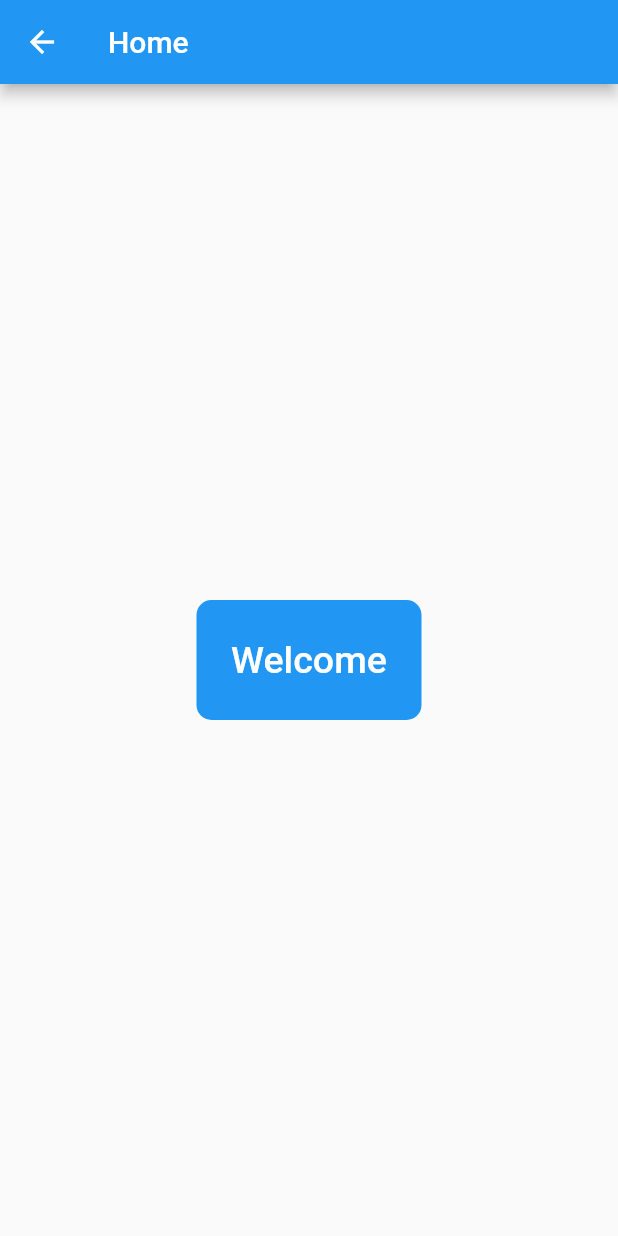
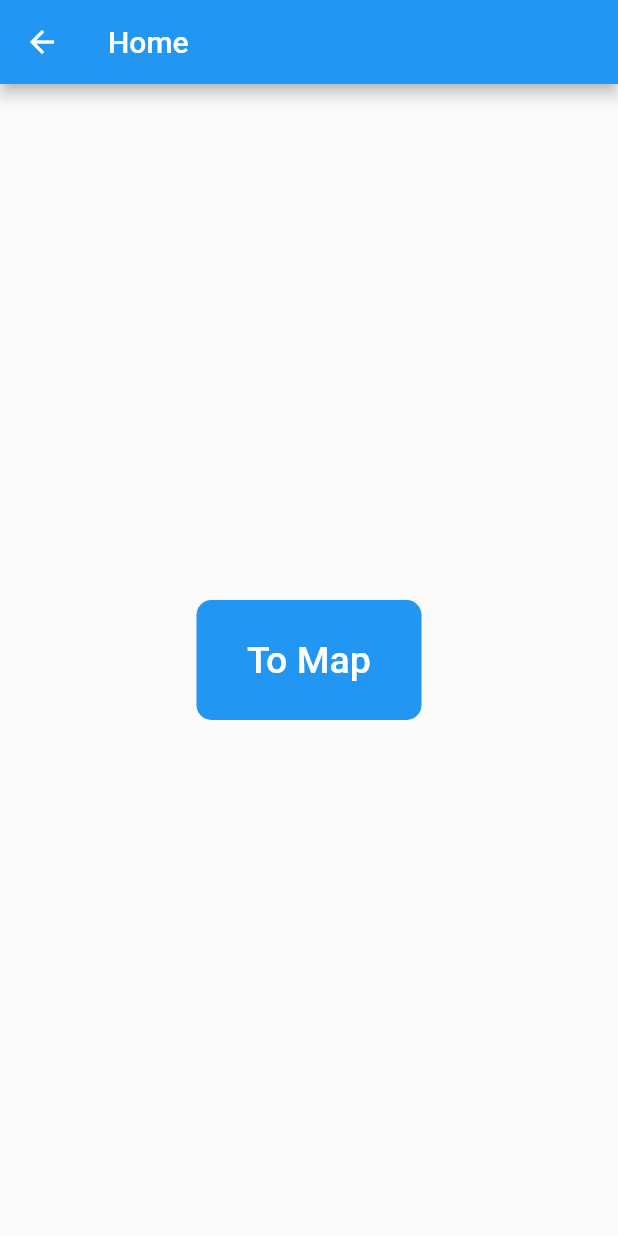
Before and after one commit to 2davecollins/flutter_basic_app, a Flutter app: the HomePage screen opened directly, on a phone screen of 412 x 824 dp. Run offline on Flutter 3.47's test engine with Material 2 defaults, Android fonts, the phone set to English and light mode, and no system bars; our stand-ins replace flutter_map, latlong2; missing offline and left inert: syncfusion_flutter_maps.

Commit message:
changed message home page

```diff
--- a/lib/HomePage.dart
+++ b/lib/HomePage.dart
@@ -25,7 +25,7 @@ class _HomePageState extends State<HomePage> {
                       context, MaterialPageRoute(builder: (_) => LocalmapPage()));
             },
             child: Text(
-              'Welcome',
+              'To Map',
               style: TextStyle(color: Colors.white, fontSize: 25),
             ),
           ),
```
